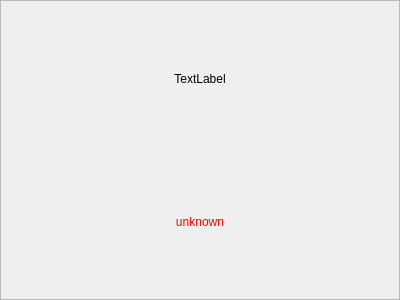
Above: cwe_guiWidgets/cwe_param_tabs/cwe_stagestatustab.ui from NHERI-SimCenter/CWE-Simulation-Tool before the change. Below: the same form after it.
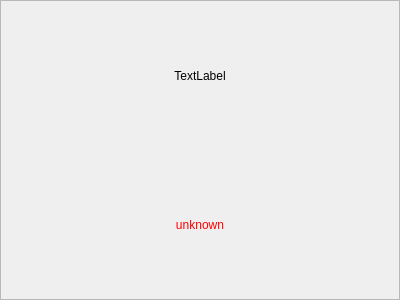
That is the form after the change.

```diff
--- a/cwe_guiWidgets/cwe_param_tabs/cwe_stagestatustab.ui
+++ b/cwe_guiWidgets/cwe_param_tabs/cwe_stagestatustab.ui
@@ -68,19 +68,19 @@
   </property>
   <layout class="QVBoxLayout" name="verticalLayout">
    <property name="spacing">
-    <number>0</number>
+    <number>-1</number>
    </property>
    <property name="leftMargin">
-    <number>6</number>
+    <number>3</number>
    </property>
    <property name="topMargin">
-    <number>6</number>
+    <number>3</number>
    </property>
    <property name="rightMargin">
-    <number>6</number>
+    <number>3</number>
    </property>
    <property name="bottomMargin">
-    <number>6</number>
+    <number>3</number>
    </property>
    <item>
     <widget class="QLabel" name="mainLabel">
```
